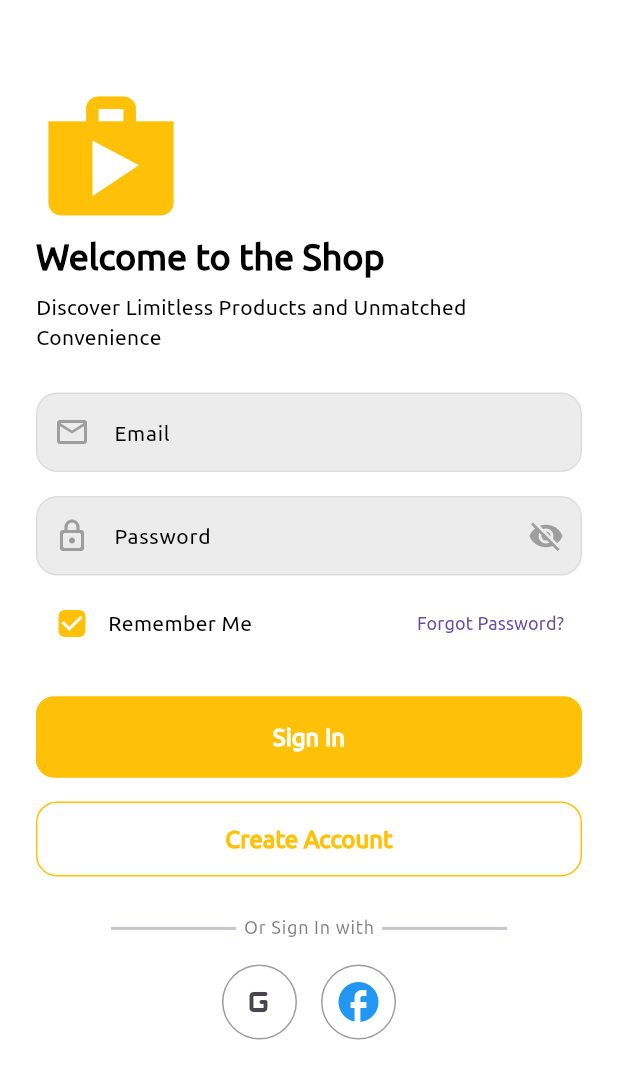
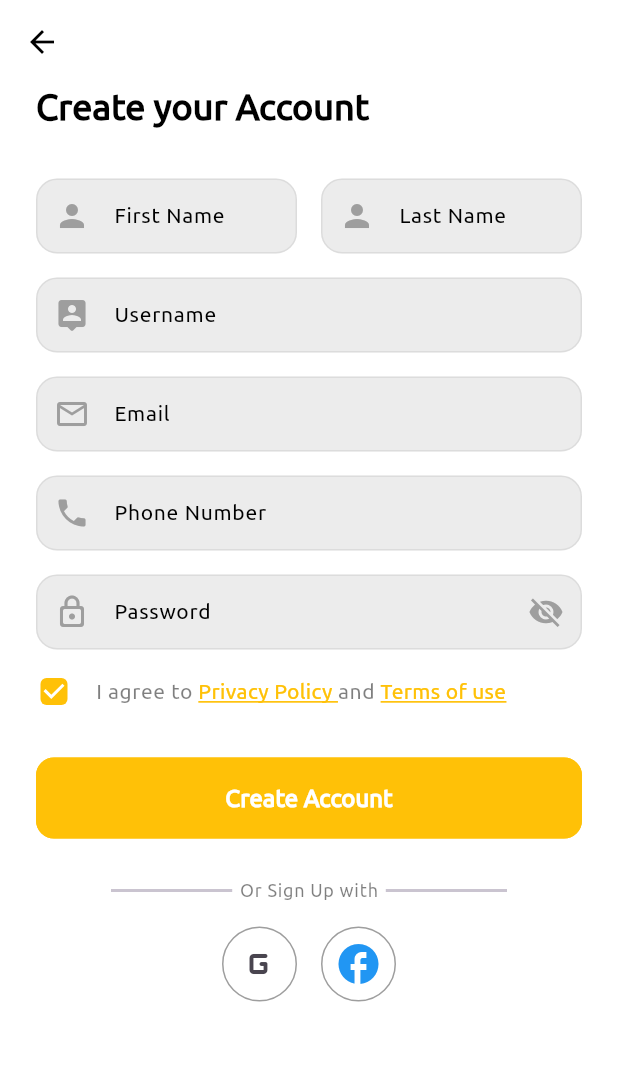
Before and after one commit to Gen-LJ/ecommerce_lj, a Flutter app: the screen it shows after launch, after a tap on "Create Account", on a phone screen of 412 x 824 dp. Shown: the top 1079 px of the screen. Run offline on Flutter 3.47's test engine with Material 3 defaults, Android fonts, the phone set to English and light mode, and no system bars.

Commit message:
Sign Up Screen UI done

```diff
--- a/lib/features/authentication/screens/login/widgets/login_form_widget.dart
+++ b/lib/features/authentication/screens/login/widgets/login_form_widget.dart
@@ -1,4 +1,5 @@
 
+import 'package:ecommerce_lj/features/authentication/screens/sign_up/sign_up.dart';
 import 'package:flutter/material.dart';
 
 import '../../../../../utils/constants/sizes.dart';
@@ -57,7 +58,7 @@ class LoginForm extends StatelessWidget {
             SizedBox(
               width: double.infinity,
               child: OutlinedButton(onPressed:(){
-
+                Navigator.push(context, MaterialPageRoute(builder: (context)=>SignupScreen()));
               }, child: const Text('Create Account')),
             )
           ],
--- /dev/null
+++ b/lib/features/authentication/screens/sign_up/sign_up.dart
@@ -0,0 +1,158 @@
+import 'package:ecommerce_lj/Common/widgets.login_signup/divider_with_text.dart';
+import 'package:ecommerce_lj/Common/widgets.login_signup/social_icons.dart';
+import 'package:ecommerce_lj/utils/constants/sizes.dart';
+import 'package:ecommerce_lj/utils/device/device_utility.dart';
+import 'package:flutter/material.dart';
+
+class SignupScreen extends StatelessWidget {
+  const SignupScreen({super.key});
+
+  @override
+  Widget build(BuildContext context) {
+    final dark = LJDeviceUtils.isDarkMode(context);
+
+    return Scaffold(
+      appBar: AppBar(),
+      body: SingleChildScrollView(
+        child: Padding(
+          padding: const EdgeInsets.symmetric(horizontal :LJSizes.defaultSpace),
+          child: Column(
+            crossAxisAlignment: CrossAxisAlignment.start,
+            children: [
+              Text('Create your Account',style: Theme.of(context).textTheme.headlineMedium,),
+              SizedBox(height: LJSizes.spaceBtwSections,),
+              Form(child: Column(children: [
+                Row(
+                  children: [
+                    Expanded(
+                      child: SizedBox(
+                        height: 50,
+                        child: TextFormField(
+                          expands: false,
+                          decoration: InputDecoration(
+                            prefixIcon: Icon(Icons.person),
+                            hintText: 'First Name'
+                          ),
+                        ),
+                      ),
+                    ),
+                    SizedBox(width: LJSizes.spaceBtwItems,),
+                    Expanded(
+                      child: SizedBox(
+                        height: 50,
+                        child: TextFormField(
+                          expands: false,
+                          decoration: InputDecoration(
+                              prefixIcon: Icon(Icons.person),
+                              hintText: 'Last Name'
+                          ),
+                        ),
+                      ),
+                    ),
+                  ],
+                ),
+                SizedBox(height: LJSizes.spaceBtwInputField,),
+                SizedBox(
+                  height: 50,
+                  child: TextFormField(
+                    expands: false,
+                    decoration: InputDecoration(
+                        prefixIcon: Icon(Icons.person_pin_rounded),
+                        hintText: 'Username'
+                    ),
+                  ),
+                ),
+                SizedBox(height: LJSizes.spaceBtwInputField,),
+                SizedBox(
+                  height: 50,
+                  child: TextFormField(
+                    expands: false,
+                    decoration: InputDecoration(
+                        prefixIcon: Icon(Icons.email_outlined),
+                        hintText: 'Email'
+                    ),
+                  ),
+                ),
+                SizedBox(height: LJSizes.spaceBtwInputField,),
+                SizedBox(
+                  height: 50,
+                  child: TextFormField(
+                    expands: false,
+                    decoration: InputDecoration(
+                        prefixIcon: Icon(Icons.phone),
+                        hintText: 'Phone Number'
+                    ),
+                  ),
+                ),
+                SizedBox(height: LJSizes.spaceBtwInputField,),
+                SizedBox(
+                  height: 50,
+                  child: TextFormField(
+                    expands: false,
+                    decoration: InputDecoration(
+                        prefixIcon: Icon(Icons.lock_outline_rounded),
+                        suffixIcon: Icon(Icons.visibility_off),
+                        hintText: 'Password'
+                    ),
+                  ),
+                ),
+              ],
+              )
+              ),
+              SizedBox(height: LJSizes.spaceBtwSections/2,),
+              Row(
+                children: [
+                  SizedBox(
+                    width: 24,height: 24,
+                    child: Checkbox(value: true, onChanged: (value){
+
+                    }),
+                  ),
+                  SizedBox(width: LJSizes.spaceBtwItems,),
+                  Text.rich(
+                    TextSpan(children: [
+                      TextSpan(
+                          text: 'I agree to ',style: Theme.of(context).textTheme.bodySmall
+                      ),
+                      TextSpan(
+                          text: 'Privacy Policy ',style: Theme.of(context).textTheme.bodyMedium!.apply(
+
+                          color: dark? Colors.white : Colors.amber,
+                          decoration: TextDecoration.underline,
+                          decorationColor: dark? Colors.white : Colors.amber
+                      ),
+
+                      ),
+                      TextSpan(
+                          text: 'and ',style: Theme.of(context).textTheme.bodySmall
+                      ),
+                      TextSpan(
+                          text: 'Terms of use',style: Theme.of(context).textTheme.bodyMedium!.apply(
+                          color: dark? Colors.white : Colors.amber,
+                          decoration: TextDecoration.underline,
+                        decorationColor: dark? Colors.white : Colors.amber
+                      )
+                      ),
+                    ])
+                    )
+
+                ],
+              ),
+              SizedBox(height: LJSizes.spaceBtwSections,),
+              SizedBox(
+                width: double.infinity,
+                child: ElevatedButton(onPressed:(){
+
+                }, child: Text('Create Account')),
+              ),
+              SizedBox(height: LJSizes.spaceBtwSections/1.2,),
+              DividerWithText(text: 'Or Sign Up with'),
+              SizedBox(height: LJSizes.spaceBtwItems,),
+              SocialIcons()
+            ],
+          ),
+        ),
+      ),
+    );
+  }
+}
--- a/lib/utils/theme/custom_theme/app_bar_theme.dart
+++ b/lib/utils/theme/custom_theme/app_bar_theme.dart
@@ -17,7 +17,7 @@ class LJAppbarTheme{
       scrolledUnderElevation: 0,
       backgroundColor: Colors.transparent,
       surfaceTintColor: Colors.transparent,
-      iconTheme: IconThemeData(color : Colors.black,size: 24),
+      iconTheme: IconThemeData(color : Colors.white,size: 24),
       actionsIconTheme: IconThemeData(color : Colors.white,size: 24),
       titleTextStyle: TextStyle().copyWith(fontFamily: 'Ubuntu',fontSize: 18.0, fontWeight: FontWeight.w600,color: Colors.white)
   );
```
